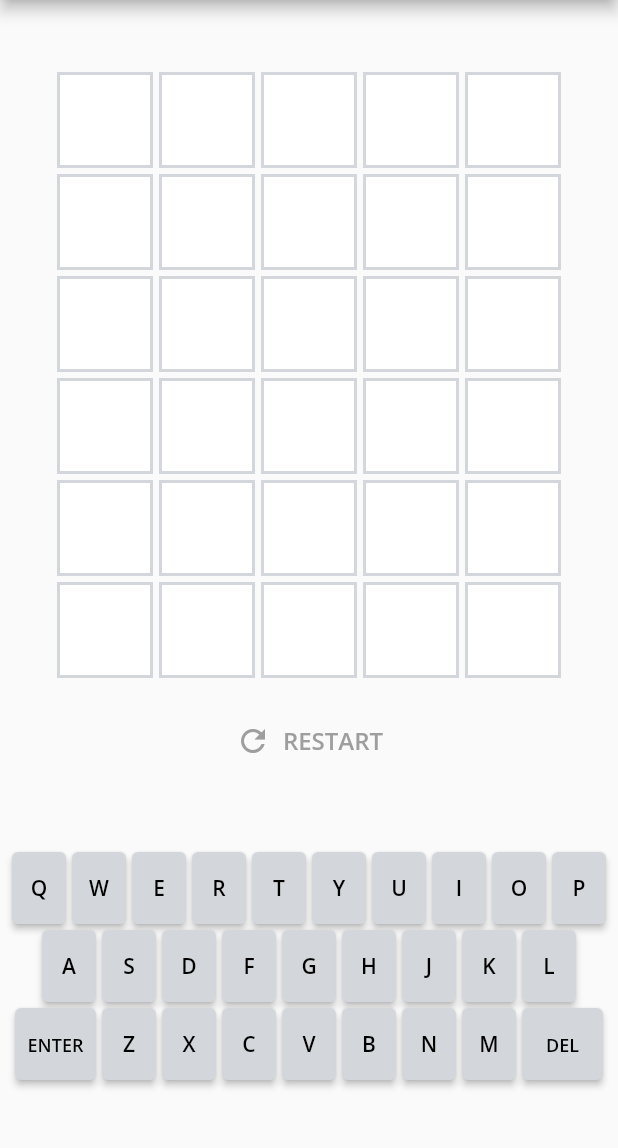
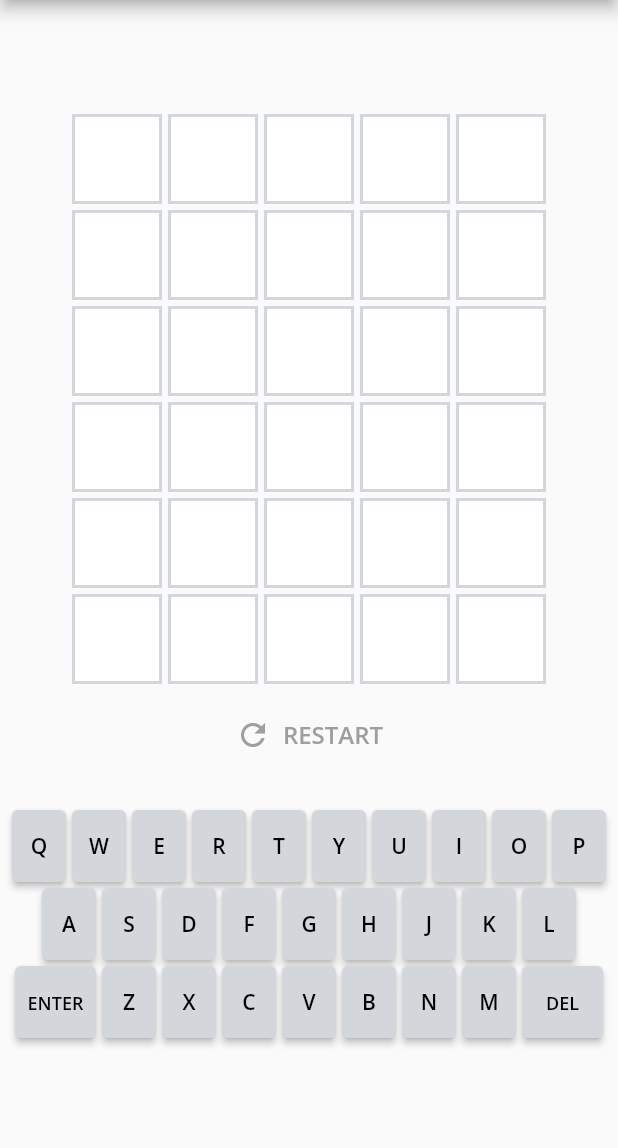
Before and after one commit to Reyurnible/wordlef, a Flutter app: the screen it shows after launch, on a phone screen of 412 x 824 dp, the part 84-1232 px from its top. Run offline on Flutter 3.47's test engine with Material 2 defaults, Android fonts, the phone set to English and light mode, and no system bars; our stand-ins replace flutter_riverpod, fluttertoast, universal_platform; missing offline and left inert: dart:html.

Commit message:
:bug: Fix playpage parts size

```diff
--- a/lib/components/play/letter_spot.dart
+++ b/lib/components/play/letter_spot.dart
@@ -16,8 +16,8 @@ class LetterSpot extends StatelessWidget {
   @override
   Widget build(BuildContext context) {
     return Container(
-        width: 64,
-        height: 64,
+        width: 60,
+        height: 60,
         margin: const EdgeInsets.all(2),
         decoration: _inflateBoxDecoration(spotResult),
         child: Center(
--- a/lib/pages/play/play_content.dart
+++ b/lib/pages/play/play_content.dart
@@ -53,14 +53,14 @@ class _PlayContentState extends State<PlayContent> {
               answer: widget.game.answer,
               isGameEnd: widget.game.isEnded(),
             ),
-            const SizedBox(height: 16),
+            const SizedBox(height: 8),
             TextButton.icon(
               icon: const Icon(Icons.refresh),
               label: const Text("RESTART",
                   style: TextStyle(fontSize: 16, fontWeight: FontWeight.w600)),
               onPressed: _onRestartPressed,
             ),
-            const SizedBox(height: 48),
+            const SizedBox(height: 24),
             // Keyboard
             Keyboard(
               letterWithResult: widget.game.getLetterWithResult(),
--- a/lib/pages/play/play_page.dart
+++ b/lib/pages/play/play_page.dart
@@ -38,8 +38,8 @@ class PlayPage extends ConsumerWidget {
           backgroundColor: Colors.white,
         ),
         body: game.when(
-          loading: () => const CircularProgressIndicator(),
-          error: (err, stack) => Text('Error: $err'),
+          loading: () => const Center(child: CircularProgressIndicator()),
+          error: (err, stack) => Center(child: Text('Error: $err')),
           data: (game) {
             return PlayContent(
               game,
```
